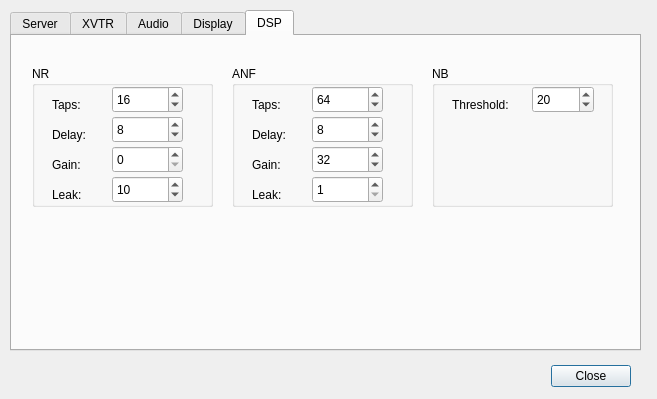
This is trunk/src/QtRadio/Configure.ui in 8cH9azbsFifZ/ghpsdr3 as Qt 5 draws it before an edit. The edited form follows.
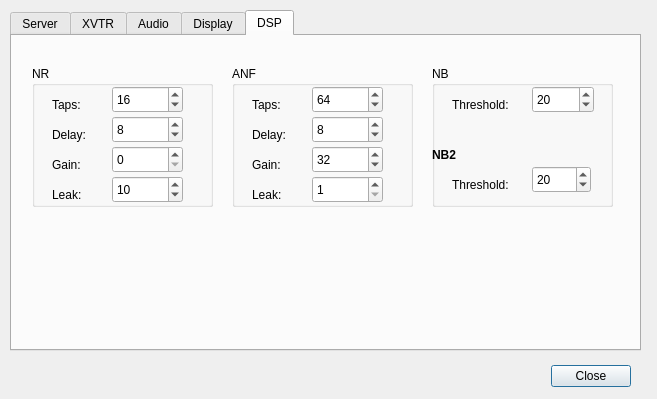
This is the edited form. The open tabs and pages were chosen to show the change.

Commit message: addes NB2 (SDROM) noise blanker

The edit to the form file:
```diff
--- a/trunk/src/QtRadio/Configure.ui
+++ b/trunk/src/QtRadio/Configure.ui
@@ -889,6 +889,57 @@
        <number>20</number>
       </property>
      </widget>
+     <widget class="QLabel" name="label_26">
+      <property name="geometry">
+       <rect>
+        <x>0</x>
+        <y>80</y>
+        <width>67</width>
+        <height>17</height>
+       </rect>
+      </property>
+      <property name="font">
+       <font>
+        <weight>75</weight>
+        <bold>true</bold>
+       </font>
+      </property>
+      <property name="text">
+       <string>NB2</string>
+      </property>
+     </widget>
+     <widget class="QLabel" name="label_27">
+      <property name="geometry">
+       <rect>
+        <x>20</x>
+        <y>110</y>
+        <width>71</width>
+        <height>17</height>
+       </rect>
+      </property>
+      <property name="text">
+       <string>Threshold:</string>
+      </property>
+     </widget>
+     <widget class="QSpinBox" name="sdromThresholdSpinBox">
+      <property name="geometry">
+       <rect>
+        <x>100</x>
+        <y>100</y>
+        <width>59</width>
+        <height>27</height>
+       </rect>
+      </property>
+      <property name="minimum">
+       <number>1</number>
+      </property>
+      <property name="maximum">
+       <number>200</number>
+      </property>
+      <property name="value">
+       <number>20</number>
+      </property>
+     </widget>
     </widget>
    </widget>
   </widget>
```
Left out of the diff: 2 changed lines with no effect on the pictures. The commit also changes 5 other files.
